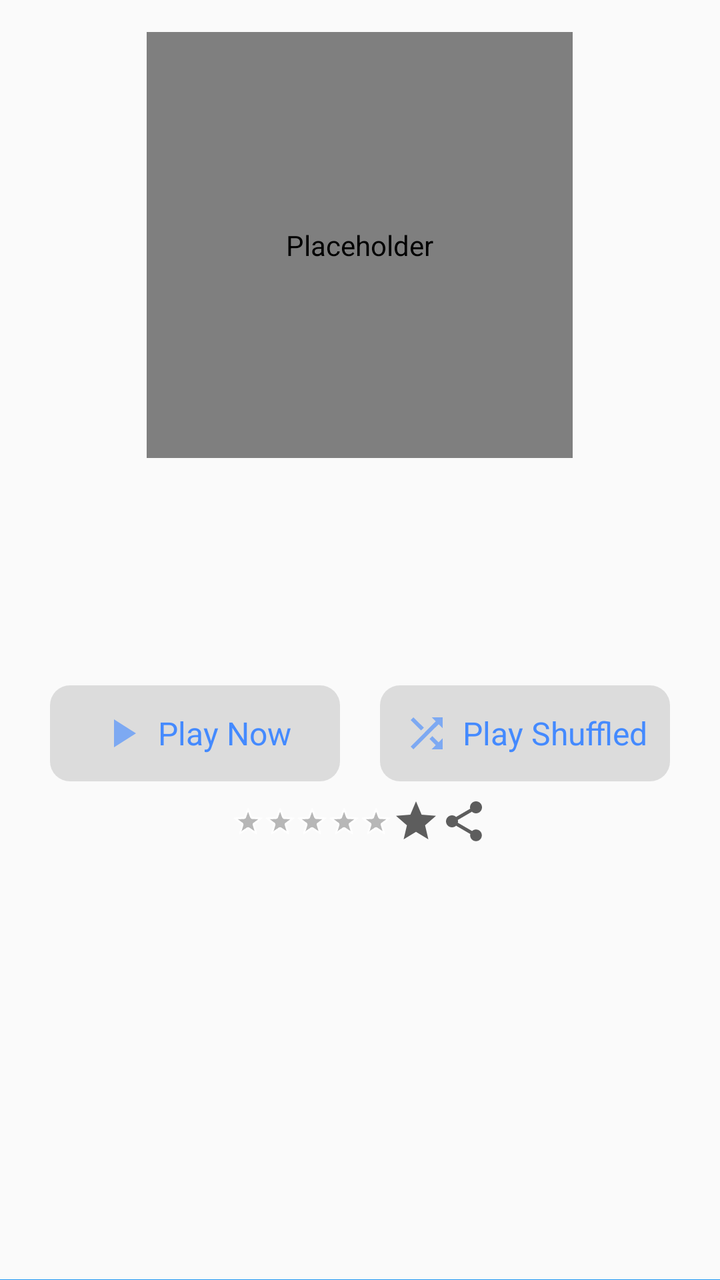
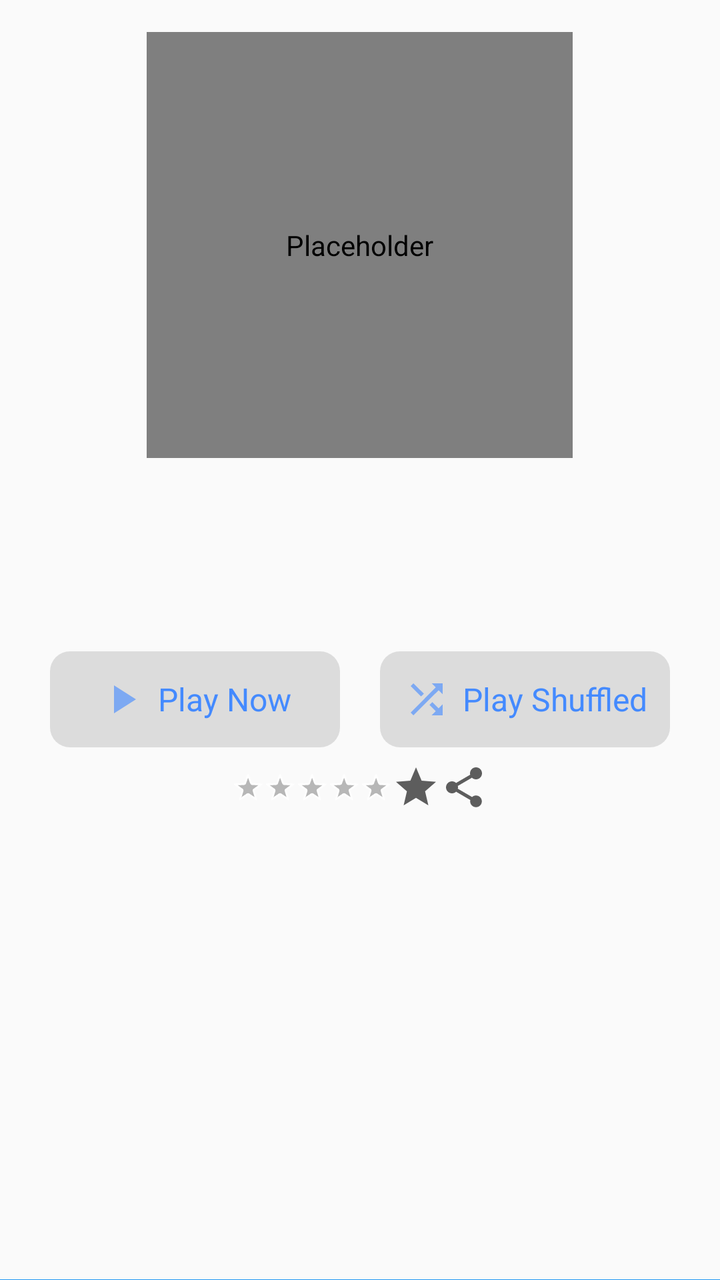

Compare the two renders of this Android layout. The source of the first and the diff that turns it into the second are given below.
<!-- AndroidManifest.xml: application theme Theme.DSub2000.Light -->
<!-- res/layout/select_album_detail_header.xml -->
<?xml version="1.0" encoding="utf-8"?>
<FrameLayout xmlns:android="http://schemas.android.com/apk/res/android"
	xmlns:app="http://schemas.android.com/apk/res-auto"
	android:id="@+id/select_album_header_wrapper"
	android:layout_width="match_parent"
	android:layout_height="wrap_content">

	<LinearLayout
		android:id="@+id/select_album_header"
		android:layout_width="match_parent"
		android:layout_height="wrap_content"
		android:orientation="vertical"
		android:gravity="center_horizontal"
		android:paddingLeft="25dp"
		android:paddingRight="25dp"
		android:paddingTop="16dp"
		android:paddingBottom="20dp">

		<github.paroj.dsub2000.view.RecyclingImageView
			android:id="@+id/select_album_art"
			android:layout_width="@dimen/AlbumArt.Detail"
			android:layout_height="@dimen/AlbumArt.Detail"
			android:background="@drawable/album_art_rounded"
			android:scaleType="fitCenter"
			android:contentDescription="@null" />

		<TextView
			android:id="@+id/select_album_title"
			android:layout_width="match_parent"
			android:layout_height="wrap_content"
			android:layout_marginTop="12dp"
			android:gravity="center"
			android:maxLines="2"
			android:ellipsize="end"
			android:textSize="22sp"
			android:textStyle="normal"
			android:textColor="?android:attr/textColorPrimary" />

		<TextView
			android:id="@+id/select_album_artist"
			android:layout_width="match_parent"
			android:layout_height="wrap_content"
			android:gravity="center"
			android:maxLines="2"
			android:ellipsize="end"
			android:textSize="22sp"
			android:textColor="?attr/colorAccent" />

		<TextView
			android:id="@+id/select_album_song_count"
			android:layout_width="match_parent"
			android:layout_height="wrap_content"
			android:layout_marginTop="12dp"
			android:gravity="center"
			android:maxLines="2"
			android:ellipsize="end"
			android:textSize="14sp"
			android:textColor="?android:attr/textColorSecondary" />

		<TextView
			android:id="@+id/select_album_song_length"
			android:layout_width="0dp"
			android:layout_height="0dp"
			android:visibility="gone" />

		<LinearLayout
			android:id="@+id/select_album_play_controls"
			android:layout_width="match_parent"
			android:layout_height="wrap_content"
			android:layout_marginTop="12dp"
			android:baselineAligned="false"
			android:orientation="horizontal">

			<LinearLayout
				android:id="@+id/select_album_play"
				android:layout_width="0dp"
				android:layout_height="wrap_content"
				android:layout_weight="1"
				android:layout_marginEnd="10dp"
				android:background="@drawable/album_detail_action_background"
				android:clickable="true"
				android:focusable="true"
				android:gravity="center"
				android:minHeight="48dp"
				android:orientation="horizontal"
				android:padding="8dp">

				<ImageView
					android:layout_width="24dp"
					android:layout_height="24dp"
					android:src="?attr/media_button_start"
					app:tint="?attr/colorAccent"
					android:contentDescription="@null" />

				<TextView
					android:layout_width="wrap_content"
					android:layout_height="wrap_content"
					android:layout_marginStart="6dp"
					android:text="@string/common.play_now"
					android:textColor="?attr/colorAccent"
					android:textSize="16sp"
					android:maxLines="2"
					android:ellipsize="end" />
			</LinearLayout>

			<LinearLayout
				android:id="@+id/select_album_shuffle"
				android:layout_width="0dp"
				android:layout_height="wrap_content"
				android:layout_weight="1"
				android:layout_marginStart="10dp"
				android:background="@drawable/album_detail_action_background"
				android:clickable="true"
				android:focusable="true"
				android:gravity="center"
				android:minHeight="48dp"
				android:orientation="horizontal"
				android:padding="8dp">

				<ImageView
					android:layout_width="24dp"
					android:layout_height="24dp"
					android:src="?attr/shuffle_button"
					app:tint="?attr/colorAccent"
					android:contentDescription="@null" />

				<TextView
					android:layout_width="wrap_content"
					android:layout_height="wrap_content"
					android:layout_marginStart="6dp"
					android:text="@string/common.play_shuffled"
					android:textColor="?attr/colorAccent"
					android:textSize="16sp"
					android:maxLines="2"
					android:ellipsize="end" />
			</LinearLayout>
		</LinearLayout>

		<LinearLayout
			android:layout_width="wrap_content"
			android:layout_height="wrap_content"
			android:layout_marginTop="8dp"
			android:gravity="center"
			android:orientation="horizontal">

			<LinearLayout
				android:id="@+id/select_album_rate_wrapper"
				android:layout_width="wrap_content"
				android:layout_height="wrap_content">

				<RatingBar
					android:id="@+id/select_album_rate"
					style="@android:style/Widget.Holo.RatingBar.Small"
					android:layout_width="wrap_content"
					android:layout_height="wrap_content"
					android:layout_gravity="center_vertical"
					android:numStars="5" />
			</LinearLayout>

			<ImageButton
				android:id="@+id/select_album_star"
				style="@style/BasicButton"
				android:layout_width="wrap_content"
				android:layout_height="wrap_content"
				android:layout_gravity="center_vertical"
				android:src="?attr/star"
				android:contentDescription="@string/common.star"
				app:tint="?attr/element_color" />

			<ImageView
				android:id="@+id/select_album_share"
				style="@style/BasicButton"
				android:layout_width="wrap_content"
				android:layout_height="wrap_content"
				android:layout_gravity="center_vertical"
				android:scaleType="fitCenter"
				android:src="?attr/share"
				android:contentDescription="@string/menu.share" />
		</LinearLayout>
	</LinearLayout>

	<View
		android:layout_width="match_parent"
		android:layout_height="1px"
		android:layout_gravity="bottom"
		android:background="?attr/colorPrimary" />
</FrameLayout>
<!-- resources referenced by this layout -->
<resources>
  <style name="Theme.DSub2000.Light.Base" parent="@style/Theme.AppCompat.Light.DarkActionBar">
  		<item name="element_color">@color/lightElement</item>
  		<item name="actionbar_element_color">@color/darkElement</item>
  		<item name="offline_icon">@drawable/main_offline</item>
  		<item name="media_button_backward">@drawable/media_backward</item>
  		<item name="media_button_forward">@drawable/media_forward</item>
  		<item name="media_button_rewind">@drawable/media_rewind</item>
  		<item name="media_button_fastforward">@drawable/media_fastforward</item>
  		<item name="media_button_pause">@drawable/media_pause</item>
  		<item name="media_button_repeat_off">@drawable/media_repeat_off</item>
  		<item name="media_button_repeat_single">@drawable/media_repeat_single</item>
  		<item name="media_button_repeat_all">@drawable/media_repeat_all</item>
  		<item name="media_button_start">@drawable/media_start</item>
  		<item name="media_button_stop">@drawable/media_stop</item>
  		<item name="actionbar_backward">@drawable/actionbar_media_backward</item>
  		<item name="actionbar_forward">@drawable/actionbar_media_forward</item>
  		<item name="actionbar_pause">@drawable/actionbar_media_pause</item>
  		<item name="actionbar_start">@drawable/actionbar_media_start</item>
  		<item name="actionbar_stop">@drawable/actionbar_media_stop</item>
  		<item name="actionbar_rewind">@drawable/actionbar_media_rewind</item>
  		<item name="actionbar_fastforward">@drawable/actionbar_media_fastforward</item>
  		<item name="chat_send">@drawable/ic_menu_chat_send</item>
  		<item name="add">@drawable/ic_action_add</item>
  		<item name="download_none">@drawable/download_none</item>
  		<item name="shuffle">@drawable/actionbar_shuffle</item>
  		<item name="shuffle_button">@drawable/ic_menu_shuffle</item>
  		<item name="refresh">@drawable/actionbar_refresh</item>
  		<item name="search">@drawable/actionbar_search</item>
  		<item name="remove">@drawable/ic_menu_remove</item>
  		<item name="save">@drawable/actionbar_save</item>
  		<item name="volume">@drawable/ic_action_volume</item>
  		<item name="toggle_list">@drawable/action_toggle_list</item>
  		<item name="select_server">@drawable/main_select_server</item>
  		<item name="select_tabs">@drawable/main_select_tabs</item>
  		<item name="playing">@drawable/playing</item>
  		<item name="downloading">@drawable/downloading</item>
  		<item name="bookmark">@drawable/ic_action_bookmark</item>
  		<item name="share">@drawable/ic_menu_share</item>
  		<item name="add_person">@drawable/ic_menu_add_person</item>
  		<item name="rating_bad">@drawable/ic_action_rating_bad</item>
  		<item name="rating_good">@drawable/ic_action_rating_good</item>
  		<item name="rating_combined">@drawable/ic_action_rating_combined</item>
  		<item name="radio">@drawable/actionbar_radio</item>
  		<item name="star">@drawable/ic_toggle_star</item>
  		<item name="download">@drawable/actionbar_download</item>
  		<item name="playback_speed">@drawable/ic_action_playback_speed</item>
  		<item name="drawerHome">@drawable/main_offline</item>
  		<item name="drawerLibrary">@drawable/ic_menu_library</item>
  		<item name="drawerPlaylists">@drawable/ic_menu_playlist</item>
  		<item name="drawerPodcasts">@drawable/ic_menu_podcast</item>
  		<item name="drawerBookmarks">@drawable/ic_menu_bookmark</item>
  		<item name="drawerInternetRadioStations">@drawable/ic_menu_radio</item>
  		<item name="drawerShares">@drawable/ic_menu_share</item>
  		<item name="drawerChat">@drawable/ic_menu_chat</item>
  		<item name="drawerAdmin">@drawable/ic_menu_admin</item>
  		<item name="drawerDownloading">@drawable/ic_menu_download</item>
  		<item name="drawerSettings">@drawable/ic_menu_settings</item>
  		<item name="drawerArrowStyle">@style/DSub2000.DrawerArrow</item>
  		<item name="colorPrimary">@color/lightPrimary</item>
  		<item name="colorPrimaryDark">@color/lightPrimaryDark</item>
  		<item name="colorAccent">@color/lightAccent</item>
  		<item name="actionbarBackgroundColor">@color/lightPrimary</item>
  		<item name="actionbarTitleStyle">@style/TextAppearance.AppCompat.Widget.ActionBar.Title.Inverse</item>
  		<item name="actionbarSubtitleStyle">@style/TextAppearance.AppCompat.Widget.ActionBar.Subtitle.Inverse</item>
  		<item name="actionbarPopupStyle">@style/ThemeOverlay.AppCompat.Light</item>
  		<item name="actionbarThemeStyle">@style/ThemeOverlay.AppCompat.Dark.ActionBar</item>
  		<item name="android:spinnerItemStyle">@style/DarkSpinnerItem</item>
  		<item name="drawerTitleStyle">@style/TextAppearance.AppCompat.Widget.ActionBar.Title.Inverse</item>
  		<item name="drawerSubtitleStyle">@style/TextAppearance.AppCompat.Widget.ActionBar.Subtitle.Inverse</item>
  		<item name="windowActionModeOverlay">true</item>
  		<item name="actionModeBackground">?attr/colorPrimary</item>
  		<item name="card_background">@android:color/white</item>
  		<item name="cardBackgroundDrawable">@drawable/card_rounded_corners</item>
  		<item name="drawerHeaderBackground">@drawable/drawer_header_light</item>
  	</style>
  <!-- unchanged entries left out for length: 71 -->
</resources>

<!-- the commit's change to res/layout/select_album_detail_header.xml (unified diff, before → after) -->
@@ -40,17 +40,19 @@
 			android:id="@+id/select_album_artist"
 			android:layout_width="match_parent"
 			android:layout_height="wrap_content"
+			android:includeFontPadding="false"
 			android:gravity="center"
 			android:maxLines="2"
 			android:ellipsize="end"
-			android:textSize="22sp"
+			android:textSize="18sp"
 			android:textColor="?attr/colorAccent" />
 
 		<TextView
 			android:id="@+id/select_album_song_count"
 			android:layout_width="match_parent"
 			android:layout_height="wrap_content"
-			android:layout_marginTop="12dp"
+			android:layout_marginTop="6dp"
+			android:includeFontPadding="false"
 			android:gravity="center"
 			android:maxLines="2"
 			android:ellipsize="end"
<!-- resource entries referenced after the edit -->
@@ -1,6 +1,10 @@
 <!-- resources referenced by this layout -->
 <resources>
   <style name="Theme.DSub2000.Light.Base" parent="@style/Theme.AppCompat.Light.DarkActionBar">
+  		<item name="android:textAppearanceListItem">@style/ListPreferenceText</item>
+  		<item name="android:textAppearanceListItemSecondary">@style/ListPreferenceText.Secondary</item>
+  		<item name="android:listPreferredItemPaddingStart">@dimen/ListPadding.Horizontal</item>
+  		<item name="android:listPreferredItemPaddingEnd">@dimen/ListPadding.Horizontal</item>
   		<item name="element_color">@color/lightElement</item>
   		<item name="actionbar_element_color">@color/darkElement</item>
   		<item name="offline_icon">@drawable/main_offline</item>
@@ -75,6 +79,14 @@
   		<item name="cardBackgroundDrawable">@drawable/card_rounded_corners</item>
   		<item name="drawerHeaderBackground">@drawable/drawer_header_light</item>
   	</style>
+  <style name="ListPreferenceText" parent="@android:style/TextAppearance.Material.Subhead">
+  		<item name="android:textSize">15sp</item>
+  	</style>
+  <style name="ListPreferenceText.Secondary" parent="@android:style/TextAppearance.Material.Body1">
+  		<item name="android:textSize">@dimen/ListText.Secondary</item>
+  	</style>
+  <dimen name="ListPadding.Horizontal">20dp</dimen>
+  <dimen name="ListText.Secondary">13sp</dimen>
   <!-- unchanged entries left out for length: 71 -->
 </resources>
 
